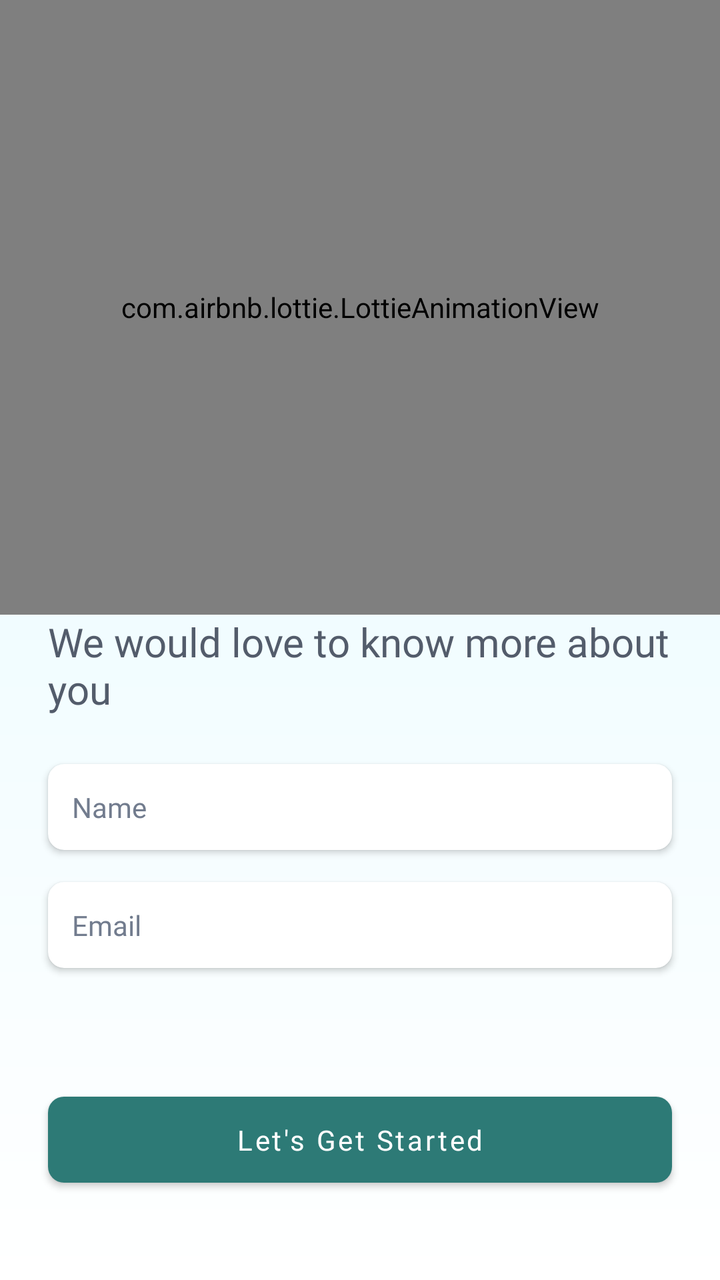
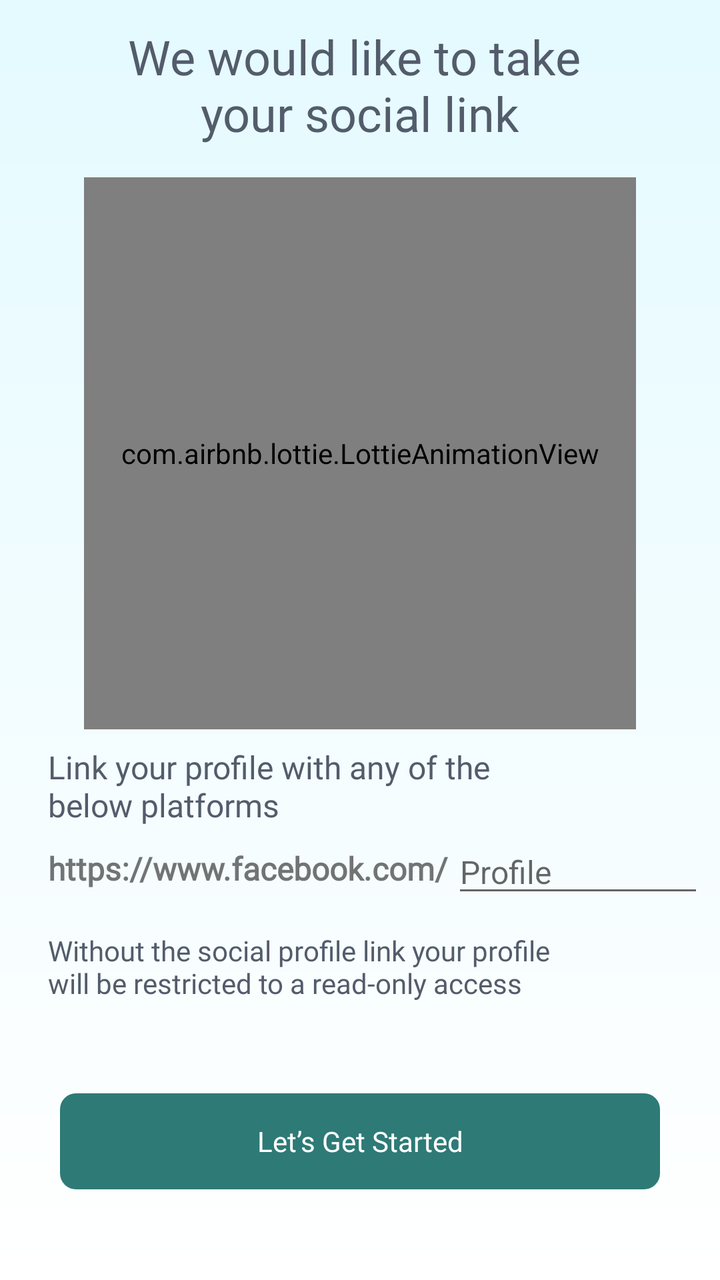

The first picture is an Android layout as it rendered before a commit; the second is the same layout after the commit. The layout source and the unified diff follow.
<!-- AndroidManifest.xml: activity theme Theme.AbraaKaDabraa.NoActionBar -->
<!-- res/layout/activity_auth_user_detail.xml -->
<?xml version="1.0" encoding="utf-8"?>
<androidx.constraintlayout.widget.ConstraintLayout xmlns:android="http://schemas.android.com/apk/res/android"
    xmlns:app="http://schemas.android.com/apk/res-auto"
    xmlns:tools="http://schemas.android.com/tools"
    android:layout_width="match_parent"
    android:layout_height="match_parent"
    android:id="@+id/cl_auth_user_details"
    android:background="@drawable/new_bg_theme"
    tools:context=".activities.auth.AuthUserDetailActivity">

    <com.airbnb.lottie.LottieAnimationView
        android:id="@+id/lottie_animation_view"
        android:layout_width="match_parent"
        android:layout_height="0dp"
        android:padding="16dp"
        app:layout_constraintBottom_toTopOf="@+id/bottom_guideline"
        app:layout_constraintEnd_toEndOf="parent"
        app:layout_constraintStart_toStartOf="parent"
        app:layout_constraintTop_toTopOf="parent"
        app:lottie_autoPlay="true"
        app:lottie_loop="true"
        app:lottie_rawRes="@raw/auth_user_detail" />

    <androidx.constraintlayout.widget.Guideline
        android:id="@+id/bottom_guideline"
        android:layout_width="wrap_content"
        android:layout_height="wrap_content"
        android:orientation="horizontal"
        app:layout_constraintGuide_percent="0.48" />

    <TextView
        android:id="@+id/tv_title"
        android:layout_width="0dp"
        android:layout_height="wrap_content"
        android:layout_marginHorizontal="24dp"
        android:fontFamily="@font/montserrat_semi_bold"
        android:text="@string/we_would_love_to_know_more_about_you"
        android:textColor="@color/title_color"
        android:textSize="20sp"
        app:layout_constraintEnd_toEndOf="parent"
        app:layout_constraintStart_toStartOf="parent"
        app:layout_constraintTop_toBottomOf="@+id/lottie_animation_view" />

    <androidx.cardview.widget.CardView
        android:id="@+id/cv_name_edit_text"
        android:layout_width="0dp"
        android:layout_height="wrap_content"
        android:layout_marginHorizontal="24dp"
        android:layout_marginTop="24dp"
        app:cardCornerRadius="8dp"
        app:cardElevation="2dp"
        app:layout_constraintEnd_toEndOf="parent"
        app:layout_constraintStart_toStartOf="parent"
        app:layout_constraintTop_toBottomOf="@+id/tv_title">

        <androidx.appcompat.widget.AppCompatEditText
            android:id="@+id/et_name"
            android:layout_width="match_parent"
            android:layout_height="wrap_content"
            android:background="@android:color/transparent"
            android:fontFamily="@font/montserrat_regular"
            android:hint="@string/name"
            android:inputType="textPersonName"
            android:padding="12dp"
            android:textColor="@color/message_color"
            android:textColorHint="@color/message_color"
            android:textSize="14sp"
            app:layout_constraintBottom_toBottomOf="parent"
            app:layout_constraintEnd_toEndOf="parent"
            app:layout_constraintStart_toEndOf="@+id/tv_seperate"
            app:layout_constraintTop_toTopOf="parent" />

    </androidx.cardview.widget.CardView>

    <androidx.cardview.widget.CardView
        android:id="@+id/cv_email_edit_text"
        android:layout_width="0dp"
        android:layout_height="wrap_content"
        android:layout_marginHorizontal="24dp"
        android:layout_marginTop="16dp"
        app:cardCornerRadius="8dp"
        app:cardElevation="2dp"
        app:layout_constraintEnd_toEndOf="parent"
        app:layout_constraintStart_toStartOf="parent"
        app:layout_constraintTop_toBottomOf="@+id/cv_name_edit_text">

        <androidx.appcompat.widget.AppCompatEditText
            android:id="@+id/et_email"
            android:layout_width="match_parent"
            android:layout_height="wrap_content"
            android:background="@android:color/transparent"
            android:fontFamily="@font/montserrat_regular"
            android:hint="@string/email"
            android:inputType="textEmailAddress"
            android:padding="12dp"
            android:textColor="@color/message_color"
            android:textColorHint="@color/message_color"
            android:textSize="14sp"
            app:layout_constraintBottom_toBottomOf="parent"
            app:layout_constraintEnd_toEndOf="parent"
            app:layout_constraintStart_toEndOf="@+id/tv_seperate"
            app:layout_constraintTop_toTopOf="parent" />

    </androidx.cardview.widget.CardView>

    <LinearLayout
        android:id="@+id/ll_bottom_content"
        android:layout_width="0dp"
        android:layout_height="0dp"
        android:layout_marginTop="16dp"
        android:gravity="center"
        android:orientation="vertical"
        app:layout_constraintBottom_toBottomOf="parent"
        app:layout_constraintEnd_toEndOf="parent"
        app:layout_constraintStart_toStartOf="parent"
        app:layout_constraintTop_toBottomOf="@+id/cv_email_edit_text">

        <com.google.android.material.button.MaterialButton
            android:id="@+id/lets_get_started_btn"
            android:layout_width="match_parent"
            android:layout_height="wrap_content"
            android:layout_marginHorizontal="24dp"
            android:fontFamily="@font/montserrat_semi_bold"
            android:paddingVertical="12dp"
            android:shadowColor="@color/btn_shadow_color"
            android:text="@string/let_s_get_started"
            android:textAllCaps="false"
            android:textColor="@color/white"
            android:textSize="14sp"
            app:backgroundTint="@color/btn_color"
            app:cornerRadius="8dp" />

    </LinearLayout>

</androidx.constraintlayout.widget.ConstraintLayout>
<!-- resources referenced by this layout -->
<resources>
  <color name="btn_color">#2D7A76</color>
  <color name="btn_shadow_color">#85000000</color>
  <color name="message_color">#727C8E</color>
  <color name="title_color">#535C6B</color>
  <color name="white">#FFFFFFFF</color>
  <!-- drawable new_bg_theme (drawable) -->
  <shape xmlns:android="http://schemas.android.com/apk/res/android" android:shape="rectangle" >
      <gradient
          android:startColor="#FFFFFF"
          android:endColor="#E4FAFF"
          android:angle="90"/>
  </shape>
  <string name="email">Email</string>
  <string name="let_s_get_started">Let\'s Get Started</string>
  <string name="name">Name</string>
  <string name="we_would_love_to_know_more_about_you">We would love to know more about you</string>
  <style name="Theme.AbraaKaDabraa.NoActionBar">
          <item name="windowActionBar">false</item>
          <item name="windowNoTitle">true</item>
  
      </style>
</resources>

<!-- the commit's change to res/layout/activity_auth_user_detail.xml (unified diff, before → after) -->
@@ -1,5 +1,6 @@
 <?xml version="1.0" encoding="utf-8"?>
-<androidx.constraintlayout.widget.ConstraintLayout xmlns:android="http://schemas.android.com/apk/res/android"
+<androidx.constraintlayout.widget.ConstraintLayout
+    xmlns:android="http://schemas.android.com/apk/res/android"
     xmlns:app="http://schemas.android.com/apk/res-auto"
     xmlns:tools="http://schemas.android.com/tools"
     android:layout_width="match_parent"
@@ -8,128 +9,266 @@
     android:background="@drawable/new_bg_theme"
     tools:context=".activities.auth.AuthUserDetailActivity">
 
-    <com.airbnb.lottie.LottieAnimationView
-        android:id="@+id/lottie_animation_view"
+    <androidx.constraintlayout.widget.ConstraintLayout
+        android:id="@+id/userDetailsLayout"
         android:layout_width="match_parent"
-        android:layout_height="0dp"
-        android:padding="16dp"
-        app:layout_constraintBottom_toTopOf="@+id/bottom_guideline"
-        app:layout_constraintEnd_toEndOf="parent"
-        app:layout_constraintStart_toStartOf="parent"
-        app:layout_constraintTop_toTopOf="parent"
-        app:lottie_autoPlay="true"
-        app:lottie_loop="true"
-        app:lottie_rawRes="@raw/auth_user_detail" />
-
-    <androidx.constraintlayout.widget.Guideline
-        android:id="@+id/bottom_guideline"
-        android:layout_width="wrap_content"
-        android:layout_height="wrap_content"
-        android:orientation="horizontal"
-        app:layout_constraintGuide_percent="0.48" />
-
-    <TextView
-        android:id="@+id/tv_title"
-        android:layout_width="0dp"
-        android:layout_height="wrap_content"
-        android:layout_marginHorizontal="24dp"
-        android:fontFamily="@font/montserrat_semi_bold"
-        android:text="@string/we_would_love_to_know_more_about_you"
-        android:textColor="@color/title_color"
-        android:textSize="20sp"
-        app:layout_constraintEnd_toEndOf="parent"
-        app:layout_constraintStart_toStartOf="parent"
-        app:layout_constraintTop_toBottomOf="@+id/lottie_animation_view" />
-
-    <androidx.cardview.widget.CardView
-        android:id="@+id/cv_name_edit_text"
-        android:layout_width="0dp"
-        android:layout_height="wrap_content"
-        android:layout_marginHorizontal="24dp"
-        android:layout_marginTop="24dp"
-        app:cardCornerRadius="8dp"
-        app:cardElevation="2dp"
-        app:layout_constraintEnd_toEndOf="parent"
-        app:layout_constraintStart_toStartOf="parent"
-        app:layout_constraintTop_toBottomOf="@+id/tv_title">
-
-        <androidx.appcompat.widget.AppCompatEditText
-            android:id="@+id/et_name"
-            android:layout_width="match_parent"
-            android:layout_height="wrap_content"
-            android:background="@android:color/transparent"
-            android:fontFamily="@font/montserrat_regular"
-            android:hint="@string/name"
-            android:inputType="textPersonName"
-            android:padding="12dp"
-            android:textColor="@color/message_color"
-            android:textColorHint="@color/message_color"
-            android:textSize="14sp"
-            app:layout_constraintBottom_toBottomOf="parent"
-            app:layout_constraintEnd_toEndOf="parent"
-            app:layout_constraintStart_toEndOf="@+id/tv_seperate"
-            app:layout_constraintTop_toTopOf="parent" />
-
-    </androidx.cardview.widget.CardView>
-
-    <androidx.cardview.widget.CardView
-        android:id="@+id/cv_email_edit_text"
-        android:layout_width="0dp"
-        android:layout_height="wrap_content"
-        android:layout_marginHorizontal="24dp"
-        android:layout_marginTop="16dp"
-        app:cardCornerRadius="8dp"
-        app:cardElevation="2dp"
-        app:layout_constraintEnd_toEndOf="parent"
-        app:layout_constraintStart_toStartOf="parent"
-        app:layout_constraintTop_toBottomOf="@+id/cv_name_edit_text">
-
-        <androidx.appcompat.widget.AppCompatEditText
-            android:id="@+id/et_email"
-            android:layout_width="match_parent"
-            android:layout_height="wrap_content"
-            android:background="@android:color/transparent"
-            android:fontFamily="@font/montserrat_regular"
-            android:hint="@string/email"
-            android:inputType="textEmailAddress"
-            android:padding="12dp"
-            android:textColor="@color/message_color"
-            android:textColorHint="@color/message_color"
-            android:textSize="14sp"
-            app:layout_constraintBottom_toBottomOf="parent"
-            app:layout_constraintEnd_toEndOf="parent"
-            app:layout_constraintStart_toEndOf="@+id/tv_seperate"
-            app:layout_constraintTop_toTopOf="parent" />
-
-    </androidx.cardview.widget.CardView>
-
-    <LinearLayout
-        android:id="@+id/ll_bottom_content"
-        android:layout_width="0dp"
-        android:layout_height="0dp"
-        android:layout_marginTop="16dp"
-        android:gravity="center"
-        android:orientation="vertical"
+        android:layout_height="match_parent"
+        android:visibility="gone"
         app:layout_constraintBottom_toBottomOf="parent"
         app:layout_constraintEnd_toEndOf="parent"
         app:layout_constraintStart_toStartOf="parent"
-        app:layout_constraintTop_toBottomOf="@+id/cv_email_edit_text">
-
-        <com.google.android.material.button.MaterialButton
-            android:id="@+id/lets_get_started_btn"
+        app:layout_constraintTop_toTopOf="parent">
+
+        <com.airbnb.lottie.LottieAnimationView
+            android:id="@+id/lottie_animation_view"
             android:layout_width="match_parent"
+            android:layout_height="0dp"
+            android:padding="16dp"
+            app:layout_constraintBottom_toTopOf="@+id/bottom_guideline"
+            app:layout_constraintEnd_toEndOf="parent"
+            app:layout_constraintStart_toStartOf="parent"
+            app:layout_constraintTop_toTopOf="parent"
+            app:lottie_autoPlay="true"
+            app:lottie_loop="true"
+            app:lottie_rawRes="@raw/auth_user_detail" />
+
+        <androidx.constraintlayout.widget.Guideline
+            android:id="@+id/bottom_guideline"
+            android:layout_width="wrap_content"
+            android:layout_height="wrap_content"
+            android:orientation="horizontal"
+            app:layout_constraintGuide_percent="0.48" />
+
+        <TextView
+            android:id="@+id/tv_title"
+            android:layout_width="0dp"
             android:layout_height="wrap_content"
             android:layout_marginHorizontal="24dp"
             android:fontFamily="@font/montserrat_semi_bold"
-            android:paddingVertical="12dp"
-            android:shadowColor="@color/btn_shadow_color"
-            android:text="@string/let_s_get_started"
+            android:text="@string/we_would_love_to_know_more_about_you"
+            android:textColor="@color/title_color"
+            android:textSize="20sp"
+            app:layout_constraintEnd_toEndOf="parent"
+            app:layout_constraintStart_toStartOf="parent"
+            app:layout_constraintTop_toBottomOf="@+id/lottie_animation_view" />
+
+        <androidx.cardview.widget.CardView
+            android:id="@+id/cv_name_edit_text"
+            android:layout_width="0dp"
+            android:layout_height="wrap_content"
+            android:layout_marginHorizontal="24dp"
+            android:layout_marginTop="24dp"
+            app:cardCornerRadius="8dp"
+            app:cardElevation="2dp"
+            app:layout_constraintEnd_toEndOf="parent"
+            app:layout_constraintStart_toStartOf="parent"
+            app:layout_constraintTop_toBottomOf="@+id/tv_title">
+
+            <androidx.appcompat.widget.AppCompatEditText
+                android:id="@+id/et_name"
+                android:layout_width="match_parent"
+                android:layout_height="wrap_content"
+                android:background="@android:color/transparent"
+                android:fontFamily="@font/montserrat_regular"
+                android:hint="@string/name"
+                android:inputType="textPersonName"
+                android:padding="12dp"
+                android:textColor="@color/message_color"
+                android:textColorHint="@color/message_color"
+                android:textSize="14sp"
+                app:layout_constraintBottom_toBottomOf="parent"
+                app:layout_constraintEnd_toEndOf="parent"
+                app:layout_constraintStart_toEndOf="@+id/tv_seperate"
+                app:layout_constraintTop_toTopOf="parent" />
+
+        </androidx.cardview.widget.CardView>
+
+        <androidx.cardview.widget.CardView
+            android:id="@+id/cv_email_edit_text"
+            android:layout_width="0dp"
+            android:layout_height="wrap_content"
+            android:layout_marginHorizontal="24dp"
+            android:layout_marginTop="16dp"
+            app:cardCornerRadius="8dp"
+            app:cardElevation="2dp"
+            app:layout_constraintEnd_toEndOf="parent"
+            app:layout_constraintStart_toStartOf="parent"
+            app:layout_constraintTop_toBottomOf="@+id/cv_name_edit_text">
+
+            <androidx.appcompat.widget.AppCompatEditText
+                android:id="@+id/et_email"
+                android:layout_width="match_parent"
+                android:layout_height="wrap_content"
+                android:background="@android:color/transparent"
+                android:fontFamily="@font/montserrat_regular"
+                android:hint="@string/email"
+                android:inputType="textEmailAddress"
+                android:padding="12dp"
+                android:textColor="@color/message_color"
+                android:textColorHint="@color/message_color"
+                android:textSize="14sp"
+                app:layout_constraintBottom_toBottomOf="parent"
+                app:layout_constraintEnd_toEndOf="parent"
+                app:layout_constraintStart_toEndOf="@+id/tv_seperate"
+                app:layout_constraintTop_toTopOf="parent" />
+
+        </androidx.cardview.widget.CardView>
+
+        <LinearLayout
+            android:id="@+id/ll_bottom_content"
+            android:layout_width="0dp"
+            android:layout_height="0dp"
+            android:layout_marginTop="16dp"
+            android:gravity="center"
+            android:orientation="vertical"
+            app:layout_constraintBottom_toBottomOf="parent"
+            app:layout_constraintEnd_toEndOf="parent"
+            app:layout_constraintStart_toStartOf="parent"
+            app:layout_constraintTop_toBottomOf="@+id/cv_email_edit_text">
+
+            <com.google.android.material.button.MaterialButton
+                android:id="@+id/lets_get_started_btn"
+                android:layout_width="match_parent"
+                android:layout_height="wrap_content"
+                android:layout_marginHorizontal="24dp"
+                android:fontFamily="@font/montserrat_semi_bold"
+                android:paddingVertical="12dp"
+                android:shadowColor="@color/btn_shadow_color"
+                android:text="@string/let_s_get_started"
+                android:textAllCaps="false"
+                android:textColor="@color/white"
+                android:textSize="14sp"
+                app:backgroundTint="@color/btn_color"
+                app:cornerRadius="8dp" />
+
+        </LinearLayout>
+    </androidx.constraintlayout.widget.ConstraintLayout>
+
+    <androidx.constraintlayout.widget.ConstraintLayout
+        android:id="@+id/socialProfileLayout"
+        android:layout_width="match_parent"
+        android:layout_height="match_parent"
+        android:visibility="visible"
+        app:layout_constraintBottom_toBottomOf="parent"
+        app:layout_constraintEnd_toEndOf="parent"
+        app:layout_constraintStart_toStartOf="parent"
+        app:layout_constraintTop_toTopOf="parent">
+
+        <TextView
+            android:id="@+id/textView121"
+            android:layout_width="0dp"
+            android:layout_height="wrap_content"
+            android:layout_marginStart="38dp"
+            android:layout_marginTop="12dp"
+            android:layout_marginEnd="38dp"
+            android:fontFamily="@font/montserrat_semi_bold"
+            android:gravity="center"
+            android:text="We would like to take \nyour social link"
+            android:textColor="@color/title_color"
+            android:textSize="24sp"
+            app:layout_constraintEnd_toEndOf="parent"
+            app:layout_constraintStart_toStartOf="parent"
+            app:layout_constraintTop_toTopOf="parent" />
+
+        <com.airbnb.lottie.LottieAnimationView
+            android:id="@+id/imageView16"
+            android:layout_width="276dp"
+            android:layout_height="276dp"
+            android:layout_marginStart="50dp"
+            android:layout_marginTop="16dp"
+            android:layout_marginEnd="50dp"
+            app:layout_constraintEnd_toEndOf="parent"
+            app:layout_constraintStart_toStartOf="parent"
+            app:layout_constraintTop_toBottomOf="@+id/textView121"
+            app:lottie_autoPlay="true"
+            app:lottie_loop="true"
+            app:lottie_rawRes="@raw/socialmediaconnect" />
+
+        <TextView
+            android:id="@+id/textView124"
+            android:layout_width="0dp"
+            android:layout_height="wrap_content"
+            android:layout_marginStart="24dp"
+            android:layout_marginTop="8dp"
+            android:layout_marginEnd="32dp"
+            android:fontFamily="@font/montserrat_medium"
+            android:text="Link your profile with any of the \nbelow platforms"
+            android:textColor="@color/title_color"
+            android:textSize="@dimen/dp_16"
+            app:layout_constraintEnd_toEndOf="parent"
+            app:layout_constraintStart_toStartOf="parent"
+            app:layout_constraintTop_toBottomOf="@+id/imageView16" />
+
+        <androidx.recyclerview.widget.RecyclerView
+            android:id="@+id/rv_social_links"
+            android:layout_width="0dp"
+            android:layout_height="wrap_content"
+            android:layout_marginStart="24dp"
+            android:layout_marginEnd="32dp"
+            app:layout_constraintEnd_toEndOf="parent"
+            app:layout_constraintStart_toStartOf="parent"
+            app:layout_constraintTop_toBottomOf="@+id/textView124" />
+
+        <TextView
+            android:id="@+id/submitBtn"
+            android:layout_width="0dp"
+            android:layout_height="48dp"
+            android:layout_marginStart="30dp"
+            android:layout_marginEnd="30dp"
+            android:background="@drawable/btn_bg_rounded_rect"
+            android:fontFamily="@font/montserrat_semi_bold"
+            android:gravity="center"
+            android:text="Let’s Get Started"
             android:textAllCaps="false"
             android:textColor="@color/white"
             android:textSize="14sp"
-            app:backgroundTint="@color/btn_color"
-            app:cornerRadius="8dp" />
-
-    </LinearLayout>
+            android:visibility="visible"
+            app:layout_constraintBottom_toBottomOf="parent"
+            app:layout_constraintEnd_toEndOf="parent"
+            app:layout_constraintStart_toStartOf="parent"
+            app:layout_constraintTop_toBottomOf="@+id/textView125" />
+
+        <TextView
+            android:id="@+id/socialProfileHeader"
+            android:layout_width="wrap_content"
+            android:layout_height="wrap_content"
+            android:layout_marginTop="10dp"
+            android:fontFamily="@font/montserrat_bold"
+            android:text="https://www.facebook.com/"
+            android:textSize="@dimen/sp_16"
+            android:textStyle="bold"
+            app:layout_constraintEnd_toStartOf="@+id/socialProfileEdt"
+            app:layout_constraintStart_toStartOf="@+id/rv_social_links"
+            app:layout_constraintTop_toBottomOf="@+id/rv_social_links" />
+
+        <EditText
+            android:id="@+id/socialProfileEdt"
+            android:layout_width="0dp"
+            android:layout_height="wrap_content"
+            android:layout_marginStart="2dp"
+            android:layout_marginEnd="8dp"
+            android:ems="10"
+            android:hint="Profile"
+            android:inputType="textPersonName"
+            android:textSize="16sp"
+            app:layout_constraintBottom_toBottomOf="@+id/socialProfileHeader"
+            app:layout_constraintEnd_toEndOf="parent"
+            app:layout_constraintStart_toEndOf="@+id/socialProfileHeader"
+            app:layout_constraintTop_toTopOf="@+id/socialProfileHeader" />
+
+        <TextView
+            android:id="@+id/textView125"
+            android:layout_width="0dp"
+            android:layout_height="wrap_content"
+            android:layout_marginTop="12dp"
+            android:fontFamily="@font/montserrat_medium"
+            android:text="Without the social profile link your profile \nwill be restricted to a read-only access"
+            android:textColor="@color/title_color"
+            android:textSize="14sp"
+            app:layout_constraintEnd_toEndOf="@+id/rv_social_links"
+            app:layout_constraintStart_toStartOf="@+id/rv_social_links"
+            app:layout_constraintTop_toBottomOf="@+id/socialProfileEdt" />
+
+    </androidx.constraintlayout.widget.ConstraintLayout>
 
 </androidx.constraintlayout.widget.ConstraintLayout>
<!-- resource entries referenced after the edit -->
@@ -5,6 +5,17 @@
   <color name="message_color">#727C8E</color>
   <color name="title_color">#535C6B</color>
   <color name="white">#FFFFFFFF</color>
+  <dimen name="dp_16">16dp</dimen>
+  <dimen name="sp_16">16sp</dimen>
+  <!-- drawable btn_bg_rounded_rect (drawable) -->
+  <shape xmlns:android="http://schemas.android.com/apk/res/android"
+      android:shape="rectangle">
+  
+      <solid android:color="@color/new_button_color" />
+  
+      <corners android:radius="8dp" />
+  
+  </shape>
   <!-- drawable new_bg_theme (drawable) -->
   <shape xmlns:android="http://schemas.android.com/apk/res/android" android:shape="rectangle" >
       <gradient
@@ -21,5 +32,6 @@
           <item name="windowNoTitle">true</item>
   
       </style>
+  <color name="new_button_color">#2D7A76</color>
 </resources>
 
